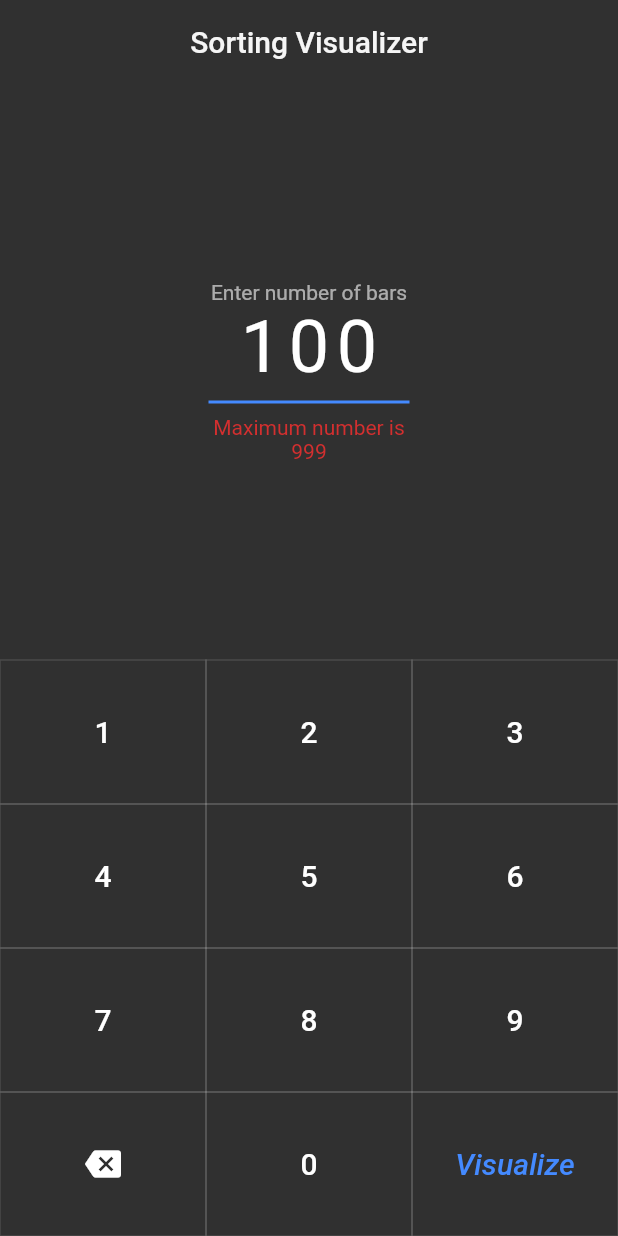
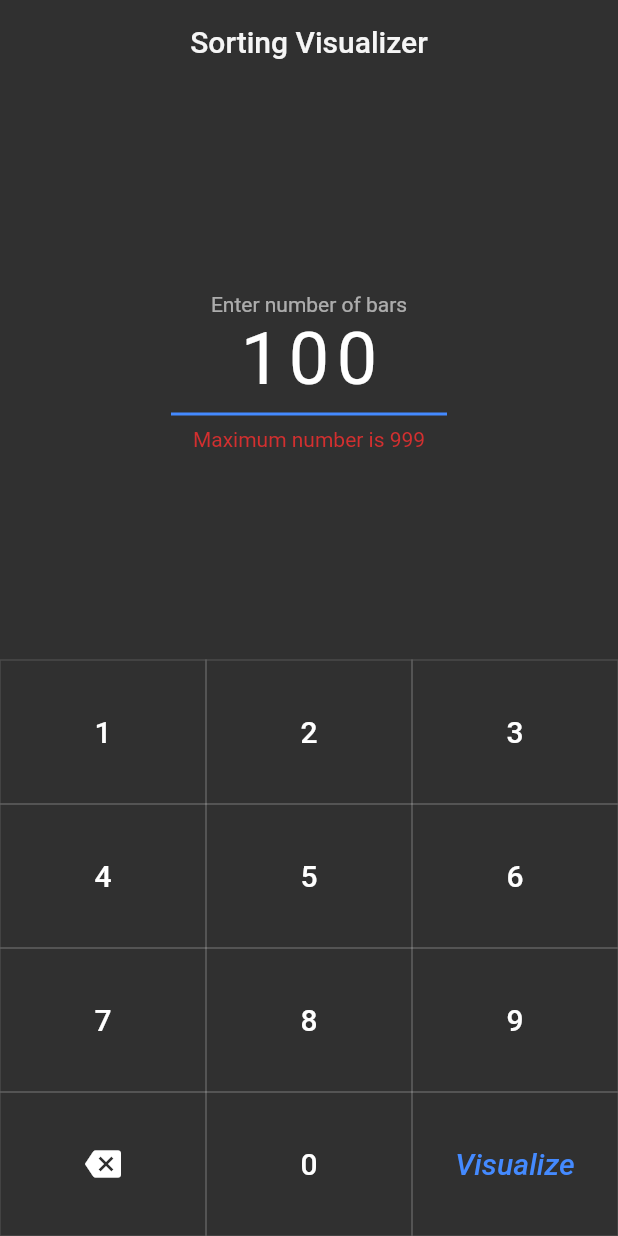
Before and after one commit to RitamChakraborty/sorting_visualizer, a Flutter app: the screen it shows after launch, after a tap on an icon or button, on a phone screen of 412 x 824 dp. Run offline on Flutter 3.47's test engine with Material 2 defaults, Android fonts, the phone set to English and light mode, and no system bars.

Commit message:
Ui: Increase the width of the divider to 200

```diff
--- a/lib/pages/home_page_concept.dart
+++ b/lib/pages/home_page_concept.dart
@@ -118,7 +118,7 @@ class _HomePageConceptState extends State<HomePageConcept> {
               flex: 1,
               child: Center(
                 child: Container(
-                  width: 150,
+                  width: 200,
                   alignment: Alignment.center,
                   child: Column(
                     mainAxisAlignment: MainAxisAlignment.center,
```
